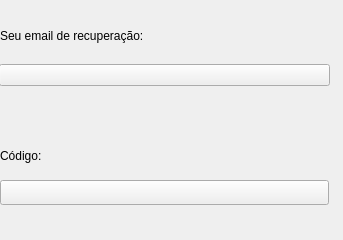
lucassmtt/System_with_PyQt6, file MainWindow/UIs/esqueci.ui: the form before one commit.
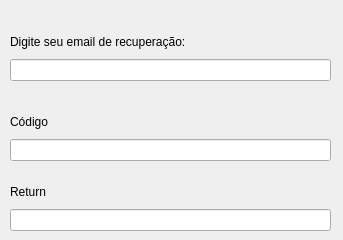
The form after the commit.

Patch:
```diff
--- a/MainWindow/UIs/esqueci.ui
+++ b/MainWindow/UIs/esqueci.ui
@@ -16,66 +16,68 @@
   <widget class="QWidget" name="verticalLayoutWidget">
    <property name="geometry">
     <rect>
-     <x>-1</x>
-     <y>50</y>
-     <width>331</width>
+     <x>10</x>
+     <y>30</y>
+     <width>321</width>
      <height>51</height>
     </rect>
    </property>
    <layout class="QVBoxLayout" name="verticalLayout">
     <item>
-     <widget class="QPushButton" name="pushButton">
-      <property name="styleSheet">
-       <string notr="true"/>
-      </property>
+     <widget class="QLabel" name="label_recovery">
       <property name="text">
-       <string/>
+       <string>Digite seu email de recuperação:</string>
       </property>
      </widget>
     </item>
+    <item>
+     <widget class="QLineEdit" name="input_recovery"/>
+    </item>
    </layout>
   </widget>
-  <widget class="QLabel" name="label">
+  <widget class="QWidget" name="verticalLayoutWidget_2">
    <property name="geometry">
     <rect>
-     <x>0</x>
-     <y>20</y>
+     <x>10</x>
+     <y>110</y>
      <width>321</width>
-     <height>31</height>
+     <height>51</height>
     </rect>
    </property>
-   <property name="text">
-    <string>Seu email de recuperação:</string>
-   </property>
+   <layout class="QVBoxLayout" name="verticalLayout_2">
+    <item>
+     <widget class="QLabel" name="label_code">
+      <property name="text">
+       <string>Código</string>
+      </property>
+     </widget>
+    </item>
+    <item>
+     <widget class="QLineEdit" name="input_code"/>
+    </item>
+   </layout>
   </widget>
-  <widget class="QLabel" name="label_2">
+  <widget class="QWidget" name="verticalLayoutWidget_3">
    <property name="geometry">
     <rect>
-     <x>0</x>
-     <y>140</y>
-     <width>321</width>
-     <height>31</height>
-    </rect>
-   </property>
-   <property name="text">
-    <string>Código:</string>
-   </property>
-  </widget>
-  <widget class="QPushButton" name="pushButton_2">
-   <property name="geometry">
-    <rect>
-     <x>0</x>
+     <x>10</x>
      <y>180</y>
-     <width>329</width>
-     <height>25</height>
+     <width>321</width>
+     <height>51</height>
     </rect>
    </property>
-   <property name="styleSheet">
-    <string notr="true"/>
-   </property>
-   <property name="text">
-    <string/>
-   </property>
+   <layout class="QVBoxLayout" name="verticalLayout_3">
+    <item>
+     <widget class="QLabel" name="label_output">
+      <property name="text">
+       <string>Return</string>
+      </property>
+     </widget>
+    </item>
+    <item>
+     <widget class="QLineEdit" name="input_output"/>
+    </item>
+   </layout>
   </widget>
  </widget>
  <resources/>
```
